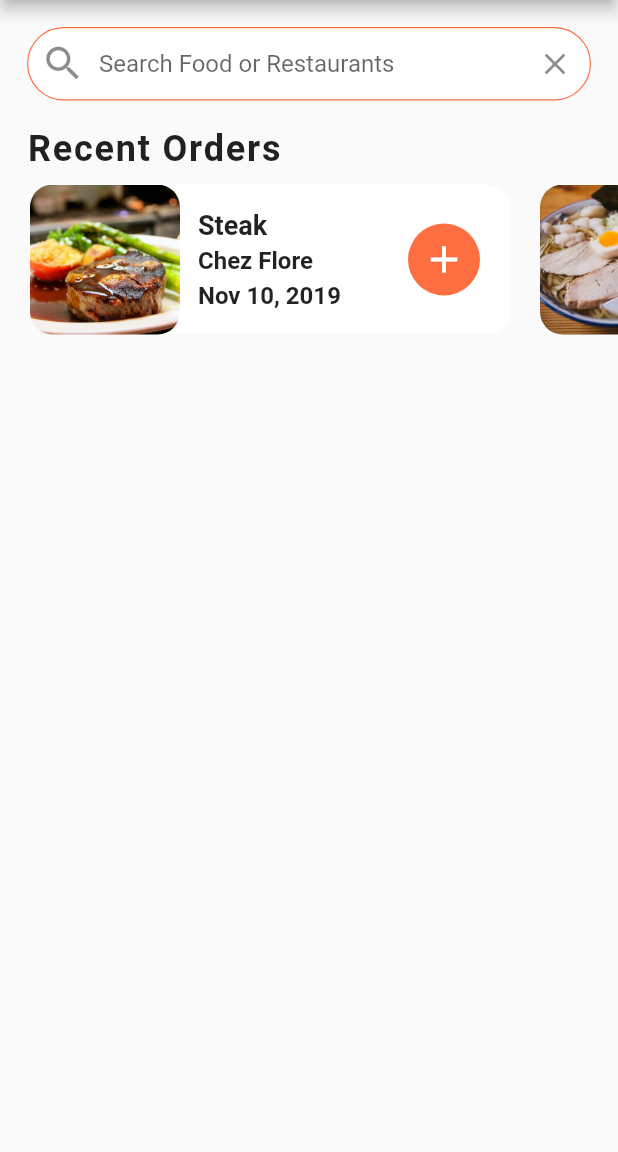
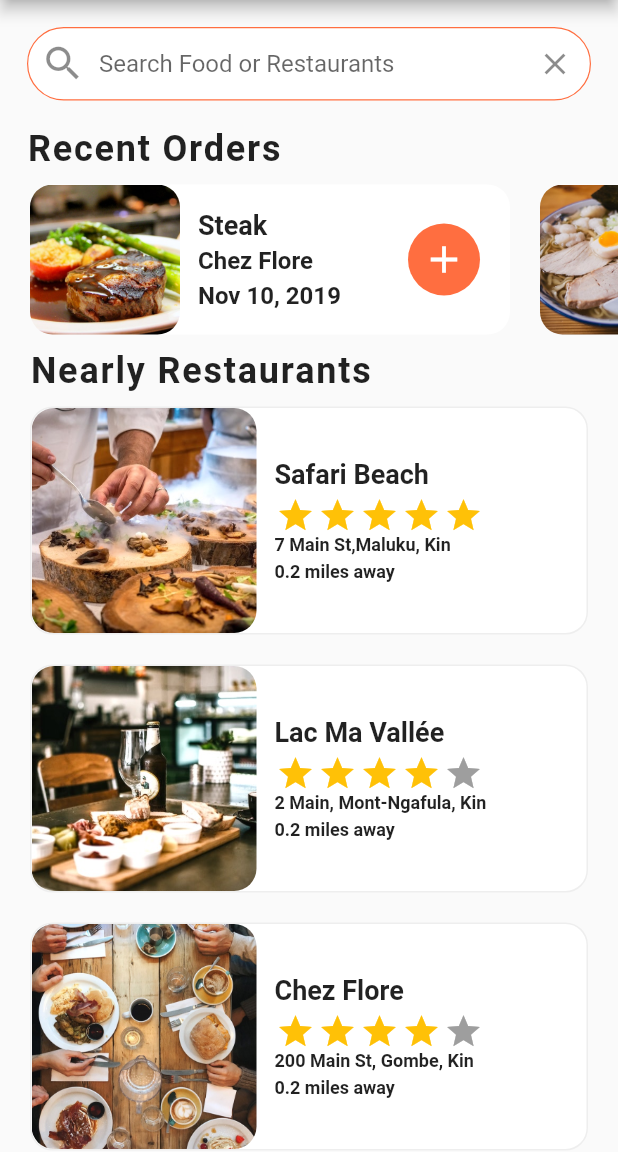
Before and after one commit to yusufheri/food_delivery_flutter, a Flutter app: the screen it shows after launch, on a phone screen of 412 x 824 dp, the part 84-1236 px from its top. Run offline on Flutter 3.47's test engine with Material 2 defaults, Android fonts, the phone set to English and light mode, and no system bars; drawn by our look-alikes of flutter_rating_bar.

Commit message:
Nearly Restaurants

```diff
--- a/lib/data/data.dart
+++ b/lib/data/data.dart
@@ -26,35 +26,35 @@ final _salmon = Food(
 final _restaurant0 = Restaurant(
   imageUrl: 'assets/images/restaurant0.jpg',
   name: 'Safari Beach',
-  address: '200 Main St,  Maluku, Kinshasa',
+  address: '7 Main St,Maluku, Kin',
   rating: 5,
   menu: [_burrito, _steak, _pasta, _ramen, _pancakes, _burger, _pizza, _salmon],
 );
 final _restaurant1 = Restaurant(
   imageUrl: 'assets/images/restaurant1.jpg',
   name: 'Lac Ma Vallée',
-  address: '200 Main St, Mont- Ngafula, Kinshasa',
+  address: '2 Main, Mont-Ngafula, Kin',
   rating: 4,
   menu: [_steak, _pasta, _ramen, _pancakes, _burger, _pizza],
 );
 final _restaurant2 = Restaurant(
   imageUrl: 'assets/images/restaurant2.jpg',
   name: 'Chez Flore',
-  address: '200 Main St, Gombe, Kinshasa',
+  address: '200 Main St, Gombe, Kin',
   rating: 4,
   menu: [_steak, _pasta, _pancakes, _burger, _pizza, _salmon],
 );
 final _restaurant3 = Restaurant(
   imageUrl: 'assets/images/restaurant3.jpg',
   name: 'Kin Delicieux',
-  address: '200 Main St, Gombe, Kinshasa',
+  address: '200 Main St, Gombe, Kin',
   rating: 2,
   menu: [_burrito, _steak, _burger, _pizza, _salmon],
 );
 final _restaurant4 = Restaurant(
   imageUrl: 'assets/images/restaurant4.jpg',
   name: 'Malewa Ya Solo',
-  address: '200 Main St, Limete - Kingabwa, Kinshasa',
+  address: '200 Main St, Limete, Kin',
   rating: 3,
   menu: [_burrito, _ramen, _pancakes, _salmon],
 );
--- a/lib/screens/home_screen.dart
+++ b/lib/screens/home_screen.dart
@@ -1,6 +1,9 @@
 
 import 'package:flutter/material.dart';
 import 'package:food_delivery/data/data.dart';
+import 'package:food_delivery/models/restaurant.dart';
+import 'package:food_delivery/screens/restaurant_screen.dart';
+import 'package:food_delivery/widgets/rating_starts.dart';
 import 'package:food_delivery/widgets/recent_orders.dart';
 
 class HomeScreen extends StatefulWidget {
@@ -11,6 +14,86 @@ class HomeScreen extends StatefulWidget {
 }
 
 class _HomeScreenState extends State<HomeScreen> {
+
+  _buildNearlyRestaurant() {
+    List<Widget> restaurantList = [];
+    restaurants.forEach((Restaurant restaurant) {
+      restaurantList.add(
+        GestureDetector(
+          onTap: () => Navigator.push(
+            context,
+            MaterialPageRoute(
+              builder: (_) => RestaurantScreen(restaurant: restaurant),
+            ),
+          ),
+          child:
+        Container(
+          margin: EdgeInsets.symmetric(horizontal: 20.0, vertical: 10.0),
+          decoration: BoxDecoration(
+            color: Colors.white,
+            borderRadius: BorderRadius.circular(15.0),
+            border: Border.all(
+              width: 1.0,
+              color: Colors.grey[200]
+            )
+          ),
+          child: Row(
+            children: <Widget>[
+              ClipRRect(
+                borderRadius: BorderRadius.circular(15.0),
+                child: Image(
+                  image: AssetImage(restaurant.imageUrl),
+                  fit: BoxFit.cover,
+                  height: 150.0,
+                  width: 150.0,
+                ),
+              ),
+              Container(
+                margin: EdgeInsets.all(12.0),
+                child: Column(
+                  mainAxisAlignment: MainAxisAlignment.center,
+                  crossAxisAlignment: CrossAxisAlignment.start,
+                  children: <Widget>[
+                    Text(
+                      restaurant.name,
+                      style: TextStyle(
+                        fontSize: 18.0,
+                        fontWeight: FontWeight.bold
+                      ),
+                      overflow: TextOverflow.ellipsis,
+                    ),
+                    SizedBox(height: 4.0,),
+                    RatingStarts(rating: restaurant.rating),
+                    Text(
+                      restaurant.address,
+                      style: TextStyle(
+                        fontSize: 12.0,
+                        fontWeight: FontWeight.w600
+                      ),
+                       overflow: TextOverflow.ellipsis,
+                    ),
+                    SizedBox(height: 4.0,),
+                    Text(
+                        '0.2 miles away',
+                        style: TextStyle(
+                          fontSize: 12.0,
+                          fontWeight: FontWeight.w600
+                        ),
+                        overflow: TextOverflow.ellipsis,
+                      )
+                  ],
+                ),
+              )
+            ],
+          ),
+        )
+      )
+      );
+    });
+
+    return Column(children: restaurantList);
+  }
+
   @override
   Widget build(BuildContext context) {
     return Container(
@@ -65,7 +148,24 @@ class _HomeScreenState extends State<HomeScreen> {
                   ),
                 )
              ),
-             RecentOrders()
+             RecentOrders(),
+             Column(
+               crossAxisAlignment: CrossAxisAlignment.start,
+               children: <Widget>[
+                 Padding(
+                   padding: EdgeInsets.symmetric(horizontal: 20.0),
+                   child: Text(
+                     'Nearly Restaurants',
+                     style: TextStyle(
+                       fontSize: 24.0,
+                       fontWeight: FontWeight.w600,
+                       letterSpacing: 1.2,
+                     )
+                   ),
+                 ),
+                 _buildNearlyRestaurant()
+               ],
+             )
            ],
          ),
        ),
--- /dev/null
+++ b/lib/screens/restaurant_screen.dart
@@ -0,0 +1,21 @@
+import 'package:flutter/material.dart';
+import 'package:food_delivery/models/restaurant.dart';
+
+class RestaurantScreen extends StatefulWidget {
+
+  final Restaurant restaurant;
+
+  RestaurantScreen({this.restaurant});
+
+  @override
+  _RestaurantScreenState createState() => _RestaurantScreenState();
+}
+
+class _RestaurantScreenState extends State<RestaurantScreen> {
+  @override
+  Widget build(BuildContext context) {
+    return Scaffold(
+
+    );
+  }
+}
--- /dev/null
+++ b/lib/widgets/rating_starts.dart
@@ -0,0 +1,31 @@
+import 'package:flutter/material.dart';
+import 'package:flutter_rating_bar/flutter_rating_bar.dart';
+
+class RatingStarts extends StatelessWidget {
+
+final int rating;
+
+RatingStarts({this.rating});
+
+  @override
+  Widget build(BuildContext context) {
+    return Container(
+       child:  RatingBar(
+        initialRating: this.rating.toDouble(),
+        minRating: 1,
+        direction: Axis.horizontal,
+        allowHalfRating: true,
+        itemCount: 5,
+        itemSize: 26.0,
+        itemPadding: EdgeInsets.symmetric(horizontal: 1.0),
+        itemBuilder: (context, _) => Icon(
+          Icons.star,
+          color: Colors.amber,
+        ),
+        onRatingUpdate: (rating) {
+          print(rating);
+        },
+      ),
+    );
+  }
+}
--- a/pubspec.yaml
+++ b/pubspec.yaml
@@ -19,6 +19,7 @@ environment:
 dependencies:
   flutter:
     sdk: flutter
+  flutter_rating_bar: ^3.0.1+1
 
   # The following adds the Cupertino Icons font to your application.
   # Use with the CupertinoIcons class for iOS style icons.
```
Also changed, not shown: pubspec.lock.
